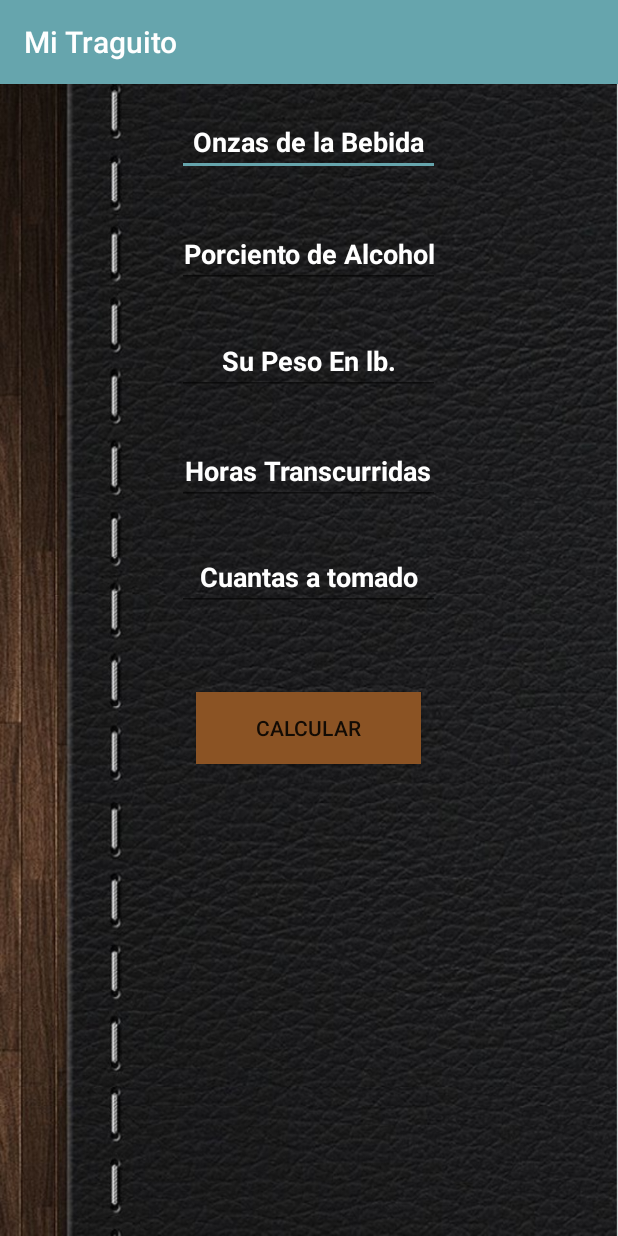
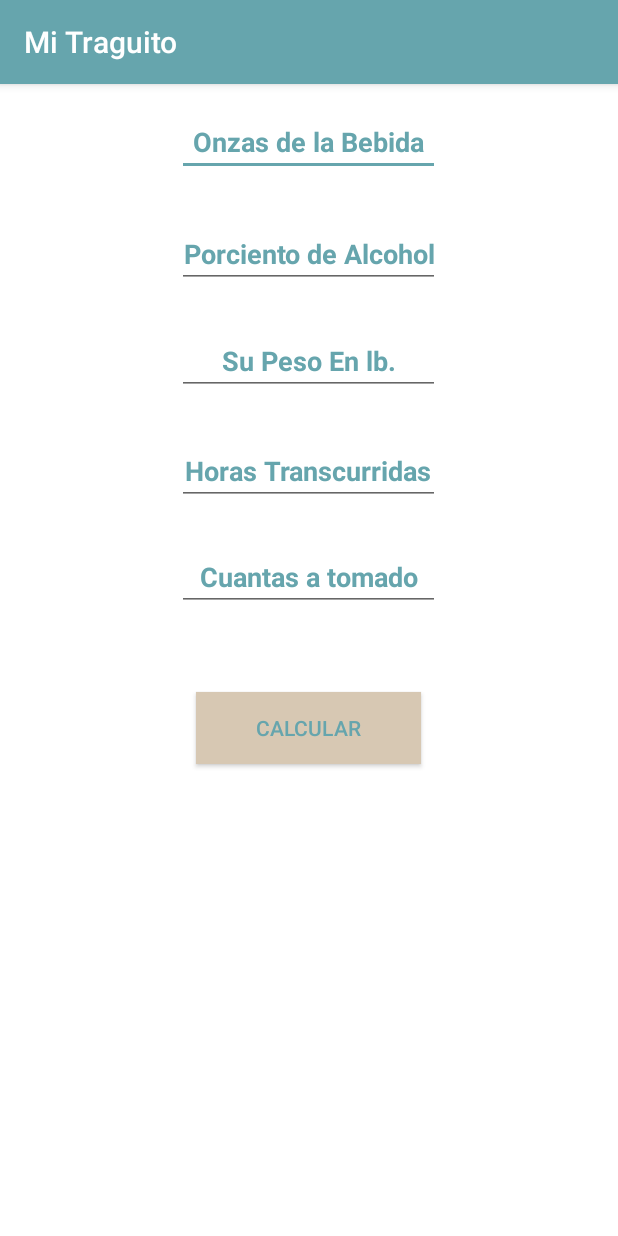
Before and after one commit to xlKennethlx/Mi_Traguito, an Android app: the Calculator screen opened directly, with no data from a screen before it, on a phone screen of 412 x 824 dp. Run offline under Robolectric (Android 15) with nearby library versions, the phone set to English and light mode, and no system bars.

Commit message:
k
color calc

```diff
--- a/app/src/main/res/layout/activity_calculator.xml
+++ b/app/src/main/res/layout/activity_calculator.xml
@@ -5,6 +5,7 @@
     android:layout_width="match_parent"
     android:layout_height="match_parent"
     android:background="@drawable/book"
+    android:backgroundTint="@android:color/background_light"
     android:paddingBottom="@dimen/activity_vertical_margin"
     android:paddingLeft="@dimen/activity_horizontal_margin"
     android:paddingRight="@dimen/activity_horizontal_margin"
@@ -23,8 +24,8 @@
         android:gravity="center"
         android:hint="@string/horas"
         android:inputType="number|numberDecimal"
-        android:textColor="@android:color/white"
-        android:textColorHint="@android:color/background_light"
+        android:textColor="@color/colorAccent"
+        android:textColorHint="@color/colorAccent"
         android:textColorLink="@android:color/holo_blue_light"
         android:textStyle="normal|bold" />
 
@@ -39,8 +40,8 @@
         android:gravity="center"
         android:hint="@string/cantidad"
         android:inputType="number"
-        android:textColor="@android:color/white"
-        android:textColorHint="@android:color/background_light"
+        android:textColor="@color/colorAccent"
+        android:textColorHint="@color/colorAccent"
         android:textColorLink="@android:color/holo_blue_light"
         android:textStyle="normal|bold" />
 
@@ -55,8 +56,8 @@
         android:hint="@string/Onzas_Liquidas"
         android:inputType="number"
         android:singleLine="false"
-        android:textColor="@android:color/white"
-        android:textColorHint="@android:color/background_light"
+        android:textColor="@color/colorAccent"
+        android:textColorHint="@color/colorAccent"
         android:textColorLink="@android:color/holo_blue_light"
         android:textStyle="normal|bold">
 
@@ -75,8 +76,8 @@
         android:gravity="center"
         android:hint="@string/porciento"
         android:inputType="number"
-        android:textColor="@android:color/white"
-        android:textColorHint="@android:color/background_light"
+        android:textColor="@color/colorAccent"
+        android:textColorHint="@color/colorAccent"
         android:textColorLink="@android:color/holo_blue_light"
         android:textStyle="normal|bold" />
 
@@ -91,8 +92,8 @@
         android:gravity="center"
         android:hint="@string/peso"
         android:inputType="number"
-        android:textColor="@android:color/white"
-        android:textColorHint="@android:color/background_light"
+        android:textColor="@color/colorAccent"
+        android:textColorHint="@color/colorAccent"
         android:textColorLink="@android:color/holo_blue_light"
         android:textStyle="normal|bold" />
 
@@ -100,11 +101,12 @@
         android:id="@+id/button2"
         android:layout_width="150dp"
         android:layout_height="wrap_content"
-        android:background="#8b5324"
+        android:layout_below="@+id/editText4"
+        android:layout_centerHorizontal="true"
+        android:layout_marginTop="54dp"
+        android:background="@color/sandbeach"
         android:onClick="eventoCalcular"
         android:text="@string/calcular"
-        android:layout_below="@+id/editText4"
-        android:layout_centerHorizontal="true"
-        android:layout_marginTop="54dp" />
+        android:textColor="@color/colorAccent" />
 
 </RelativeLayout>
--- a/app/src/main/res/values/colors.xml
+++ b/app/src/main/res/values/colors.xml
@@ -3,4 +3,5 @@
     <color name="colorPrimary">#66a5ad</color>
     <color name="colorPrimaryDark">#000000</color>
     <color name="colorAccent">#66a5ad</color>
+    <color name="sandbeach">#d7c8b3</color>
 </resources>
```
